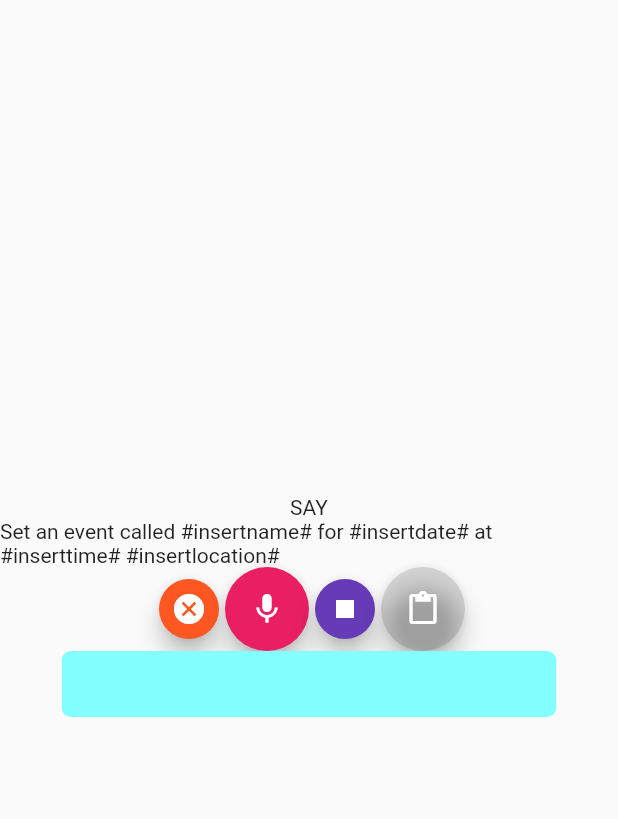
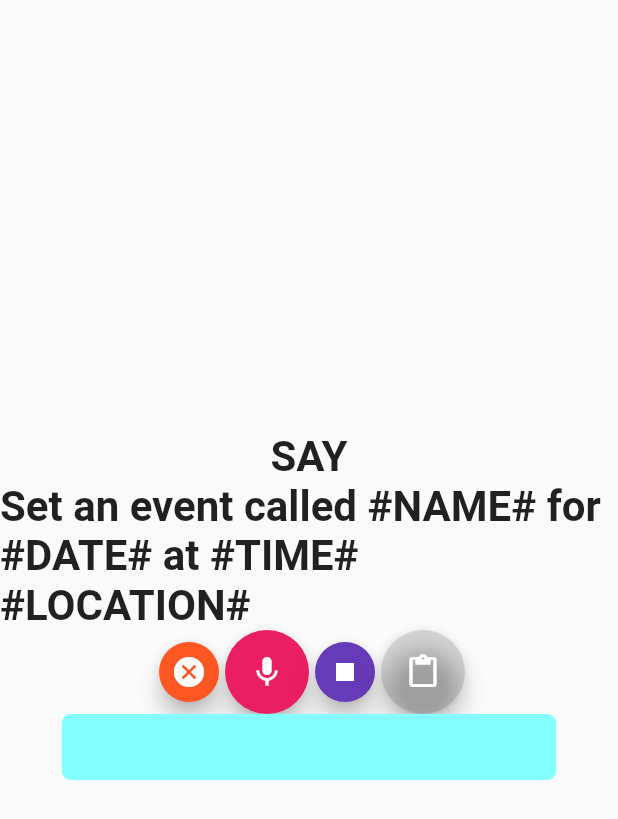
Before and after one commit to TemiAremu/V.A.A.S, a Flutter app: the VoiceHome screen opened by its route, on a phone screen of 412 x 824 dp. Shown: the top 819 px of the screen. Run offline on Flutter 3.47's test engine with Material 2 defaults, Android fonts, the phone set to English and light mode, and no system bars; our stand-ins replace charts_flutter, cloud_firestore, flutter_i18n, flutter_local_notifications, flutter_map, flutter_spinkit and 3 more; missing offline and left inert: flutter_dialogflow, speech_recognition; accounts and stored records are empty; statements that could not run were skipped.

```diff
--- a/lib/voice.dart
+++ b/lib/voice.dart
@@ -96,11 +96,17 @@ class _VoiceHomeState extends State<VoiceHome> {
           children: <Widget>[
             Container(
               child:
-                Text("SAY")
+                Text("SAY",
+                textScaleFactor: 2.0,
+                style: TextStyle(fontWeight: FontWeight.bold)
+              )
             ),
             Container(
               child:
-                Text("Set an event called #insertname# for #insertdate# at #inserttime# #insertlocation#")
+                Text("Set an event called #NAME# for #DATE# at #TIME# #LOCATION#",
+                textScaleFactor: 2.0,
+                style: TextStyle(fontWeight: FontWeight.bold)
+              )
             ),
             Row(
               mainAxisAlignment: MainAxisAlignment.center,
```
Also changed, not shown: lib/chat.dart (+33 -0 lines), lib/schedules.dart (+4 -6 lines).
